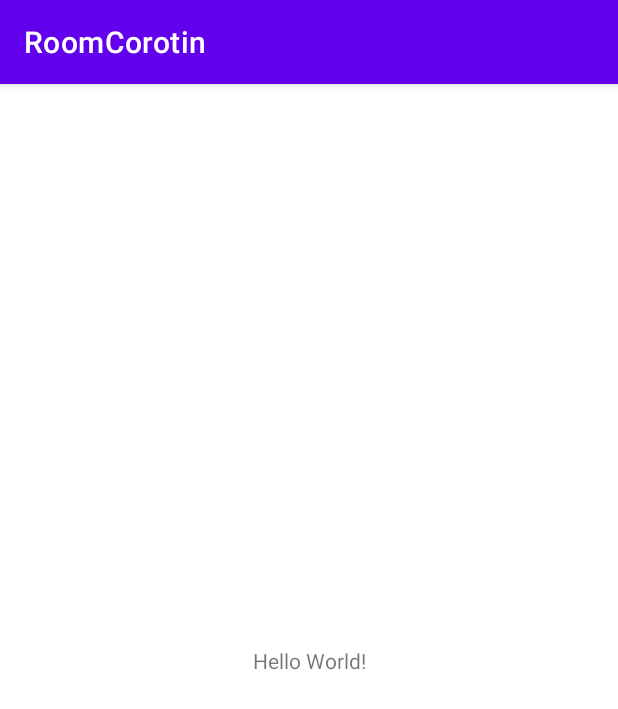
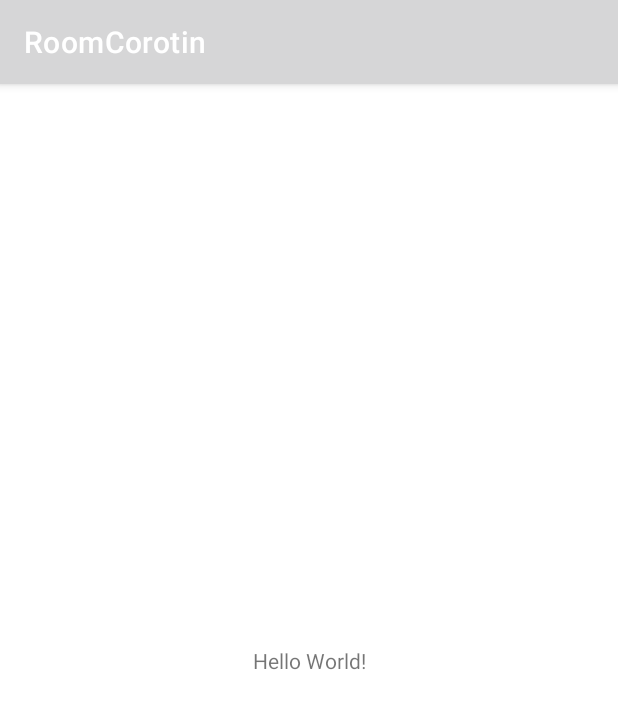
Before and after one commit to Ami90/kelompok2, an Android app: the screen it shows after launch (MainActivity), on a phone screen of 412 x 824 dp. Shown: the top 709 px of the screen. Run offline under Robolectric (Android 15) with nearby library versions, the phone set to English and light mode, and no system bars.

Commit message:
Menambahkan styles.xml

```diff
--- a/app/src/main/res/values/colors.xml
+++ b/app/src/main/res/values/colors.xml
@@ -1,10 +1,7 @@
 <?xml version="1.0" encoding="utf-8"?>
 <resources>
-    <color name="purple_200">#FFBB86FC</color>
-    <color name="purple_500">#FF6200EE</color>
-    <color name="purple_700">#FF3700B3</color>
-    <color name="teal_200">#FF03DAC5</color>
-    <color name="teal_700">#FF018786</color>
-    <color name="black">#FF000000</color>
-    <color name="white">#FFFFFFFF</color>
+        <color name="colorPrimary">#3F51B5</color>
+        <color name="colorPrimaryDark">#303F9F</color>
+        <color name="colorAccent">#FF4081</color>
+        <color name="buttonLabel">#FFFFFF</color>
 </resources>
```
Also changed, not shown: app/src/main/res/values/styles.xml (added, +16 -0 lines).
